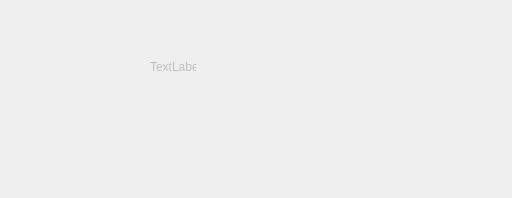
Above: DebugSerial/examples/DualGraph/Term.ui from ashleyjr/DebugSerial before the change. Below: the same form after it.
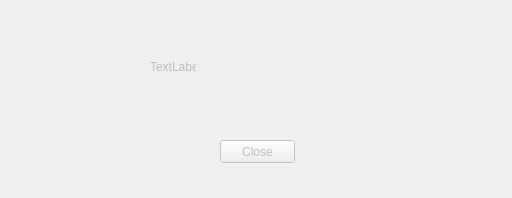
That is the form after the change.

Commit message: piping signals between windows

Diff of the .ui file:
```diff
--- a/DebugSerial/examples/DualGraph/Term.ui
+++ b/DebugSerial/examples/DualGraph/Term.ui
@@ -33,6 +33,22 @@
      <string>TextLabel</string>
     </property>
    </widget>
+   <widget class="QPushButton" name="btnClose">
+    <property name="enabled">
+     <bool>false</bool>
+    </property>
+    <property name="geometry">
+     <rect>
+      <x>220</x>
+      <y>140</y>
+      <width>75</width>
+      <height>23</height>
+     </rect>
+    </property>
+    <property name="text">
+     <string>Close</string>
+    </property>
+   </widget>
   </widget>
  </widget>
  <resources/>
```
The commit also changes 6 other files.
